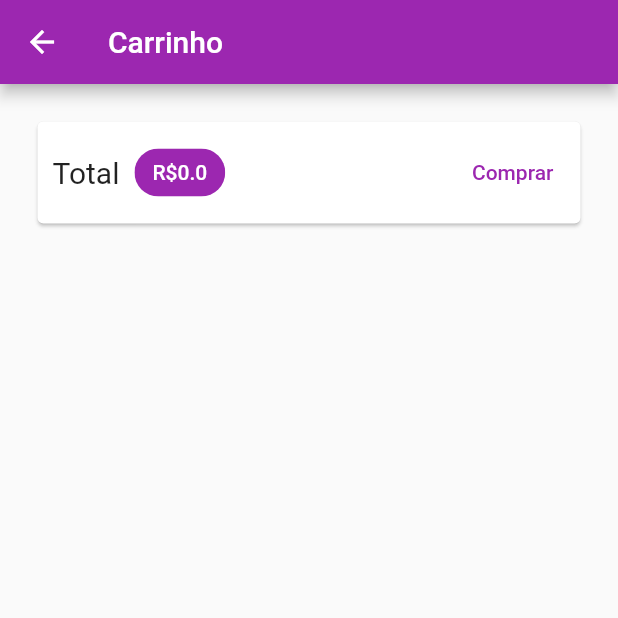
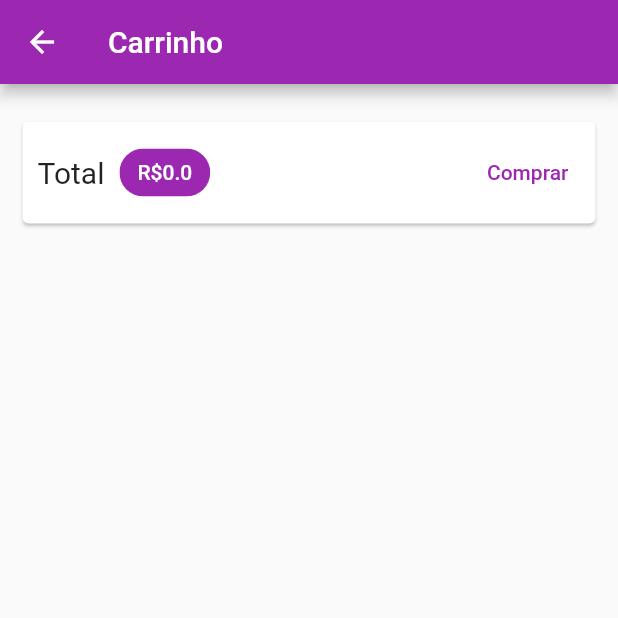
Before and after one commit to wladyband/shop_Flutter, a Flutter app: the CartPage screen opened by its route, on a phone screen of 412 x 824 dp, the top half of it. Run offline on Flutter 3.47's test engine with Material 2 defaults, Android fonts, the phone set to English and light mode, and no system bars; network calls fail.

Commit message:
itens do carrinho aula 239

```diff
--- a/lib/pages/cart_page.dart
+++ b/lib/pages/cart_page.dart
@@ -8,10 +8,7 @@ class CartPage extends StatelessWidget {
 
   @override
   Widget build(BuildContext context) {
-    final cart = Provider.of<Cart>(
-        context,
-        listen: false
-    );
+    final cart = Provider.of<Cart>(context, listen: false);
     final items = cart.items.values.toList();
 
     return Scaffold(
@@ -21,7 +18,10 @@ class CartPage extends StatelessWidget {
       body: Column(
         children: [
           Card(
-            margin: const EdgeInsets.all(25),
+            margin: const EdgeInsets.symmetric(
+              horizontal: 15,
+              vertical: 25
+            ),
             child: Padding(
               padding: const EdgeInsets.all(10),
               child: Row(
@@ -37,7 +37,7 @@ class CartPage extends StatelessWidget {
                   Chip(
                     backgroundColor: Theme.of(context).primaryColor,
                     label: Text(
-                        'R\$${cart.totalAmount}',
+                      'R\$${cart.totalAmount}',
                       style: TextStyle(
                         color:
                             Theme.of(context).primaryTextTheme.headline6?.color,
@@ -58,10 +58,9 @@ class CartPage extends StatelessWidget {
           ),
           Expanded(
               child: ListView.builder(
-                  itemCount: items.length,
-                  itemBuilder: (ctx, i)  => CartItemWidget(items[i]),
-              )
-          )
+            itemCount: items.length,
+            itemBuilder: (ctx, i) => CartItemWidget(items[i]),
+          ))
         ],
       ),
     );
```
Also changed, not shown: lib/components/cart_item.dart (+22 -1 lines).
